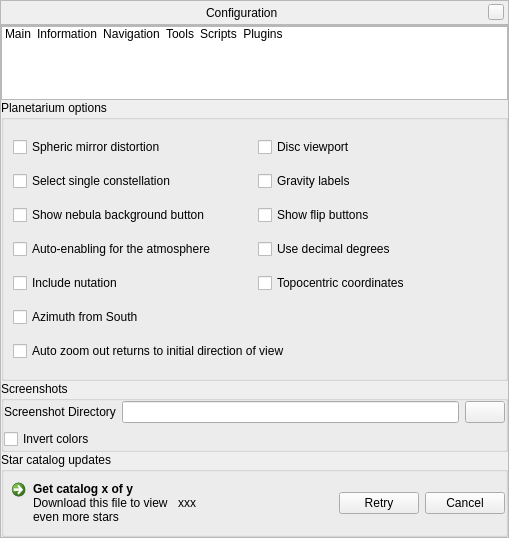
Before: the Qt Designer form src/gui/configurationDialog.ui in 519984307/stellarium_src, drawn with Qt 5.
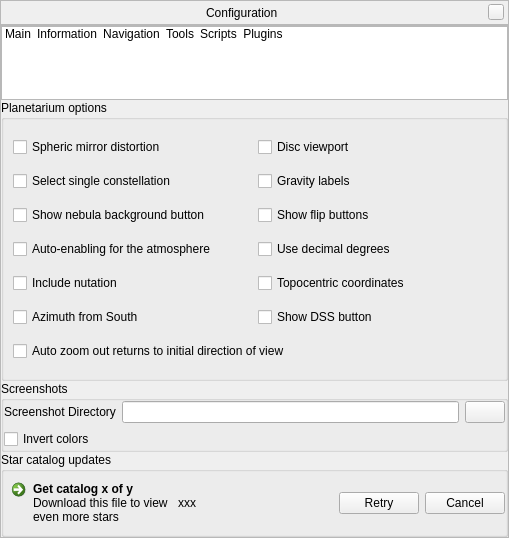
After: the same form once the commit is applied. The open tabs and pages were chosen to show the change. Icons and pictures are not drawn. Custom widgets are drawn as their Qt base class.

Commit message: Fixed crash of application when button 'save settings' is pressed. Introduces an option to toggle visibility of DSS button.

What changed in the file:
```diff
--- a/src/gui/configurationDialog.ui
+++ b/src/gui/configurationDialog.ui
@@ -1262,6 +1262,16 @@
                </property>
               </widget>
              </item>
+             <item row="5" column="1">
+              <widget class="QCheckBox" name="showToastSurveyButtonCheckbox">
+               <property name="toolTip">
+                <string>Toggle display Digitized Sky Survey.</string>
+               </property>
+               <property name="text">
+                <string>Show DSS button</string>
+               </property>
+              </widget>
+             </item>
             </layout>
            </widget>
           </item>
```
The commit also changes 5 other files.
